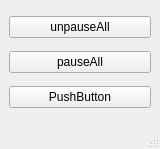
Above: runey_bot_mk1/mainwindow.ui from Harmonised7/qt-projects before the change. Below: the same form after it.
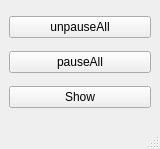
That is the form after the change.

```diff
--- a/runey_bot_mk1/mainwindow.ui
+++ b/runey_bot_mk1/mainwindow.ui
@@ -38,7 +38,7 @@
     <item>
      <widget class="QPushButton" name="showButton">
       <property name="text">
-       <string>PushButton</string>
+       <string>Show</string>
       </property>
      </widget>
     </item>
```
Left out of the diff: 2 changed lines with no effect on the pictures.
